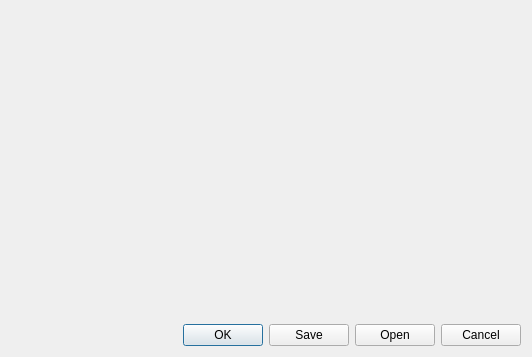
Before: the Qt Designer form include/soccer-common/Gui/AbstractWidgets/ParametersDialogBase/ParametersDialogBase.ui in robocin/soccer-common, drawn with Qt 5.
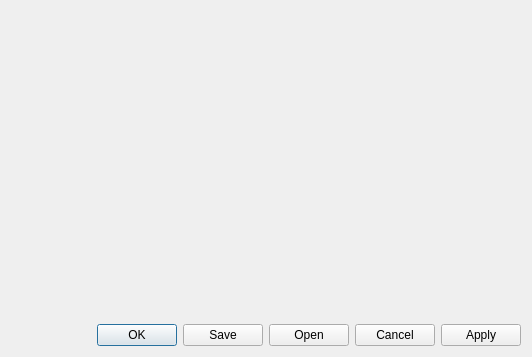
After: the same form once the commit is applied.

Commit message: refactor(ParametersDialogBase): adds 'apply' button

The edit to the form file:
```diff
--- a/include/soccer-common/Gui/AbstractWidgets/ParametersDialogBase/ParametersDialogBase.ui
+++ b/include/soccer-common/Gui/AbstractWidgets/ParametersDialogBase/ParametersDialogBase.ui
@@ -90,7 +90,7 @@
          </sizepolicy>
         </property>
         <property name="standardButtons">
-         <set>QDialogButtonBox::Cancel|QDialogButtonBox::Ok|QDialogButtonBox::Open|QDialogButtonBox::Save</set>
+         <set>QDialogButtonBox::Apply|QDialogButtonBox::Cancel|QDialogButtonBox::Ok|QDialogButtonBox::Open|QDialogButtonBox::Save</set>
         </property>
        </widget>
       </item>
```
The commit also changes 4 other files.
